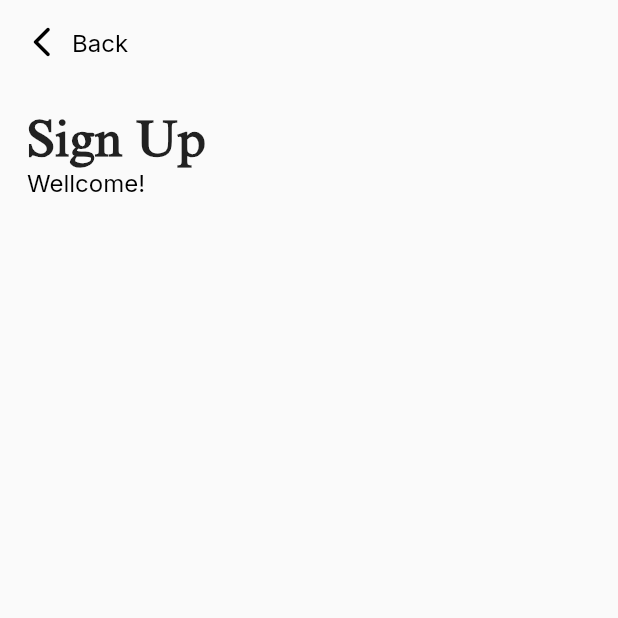
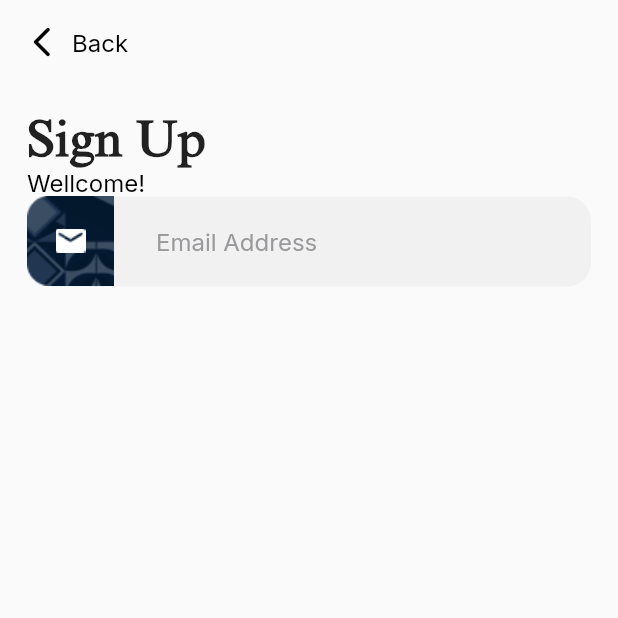
Before and after one commit to marufrobin/law, a Flutter app: the screen it shows after launch, on a phone screen of 412 x 824 dp, the top half of it. Run offline on Flutter 3.47's test engine with Material 2 defaults, Android fonts, the phone set to English and light mode, and no system bars; our stand-ins replace google_fonts.

Commit message:
email address textfield added

```diff
--- a/lib/authentication/signUpPage.dart
+++ b/lib/authentication/signUpPage.dart
@@ -2,7 +2,13 @@ import 'package:flutter/material.dart';
 import 'package:google_fonts/google_fonts.dart';
 
 class SignUpPageEnglish extends StatelessWidget {
-  const SignUpPageEnglish({Key? key}) : super(key: key);
+  SignUpPageEnglish({Key? key}) : super(key: key);
+  final _formKey = GlobalKey<FormState>();
+  TextEditingController emailController = TextEditingController();
+  TextEditingController userNameController = TextEditingController();
+  TextEditingController phoneNumberController = TextEditingController();
+  TextEditingController passwordController = TextEditingController();
+  TextEditingController confirmPasswordController = TextEditingController();
 
   @override
   Widget build(BuildContext context) {
@@ -15,6 +21,8 @@ class SignUpPageEnglish extends StatelessWidget {
         ),
         body: Container(
           margin: const EdgeInsets.all(18),
+          child: Form(
+            key: _formKey,
             child: Column(
               crossAxisAlignment: CrossAxisAlignment.start,
               children: [
@@ -34,10 +42,45 @@ class SignUpPageEnglish extends StatelessWidget {
                     fontWeight: FontWeight.w400,
                   ),
                 ),
+                Container(
+                  height: 60,
+                  decoration: BoxDecoration(
+                      color: Color(0xffF1F1F1),
+                      borderRadius: BorderRadius.circular(16)),
+                  child: TextFormField(
+                    controller: emailController,
+                    decoration: InputDecoration(
+                        border: OutlineInputBorder(borderSide: BorderSide.none),
+                        fillColor: Colors.grey,
+                        hintText: "Email Address",
+                        hintStyle: googleInterStyle(
+                            fntClr: Color(0xff9A9A9D), fntSiz: 16),
+                        icon: Stack(children: [
+                          Image.asset("images/bgForEmail.png"),
+                          Positioned(
+                              left: 19,
+                              top: 22,
+                              child: Image.asset(
+                                "images/emailIcon.png",
+                                height: 16,
+                                width: 20,
+                              ))
+                        ])),
+                  ),
+                )
               ],
             ),
           ),
         ),
+      ),
+    );
+  }
+
+  TextStyle googleInterStyle({Color? fntClr, double? fntSiz}) {
+    return GoogleFonts.inter(
+      color: fntClr,
+      fontSize: fntSiz,
+      fontWeight: FontWeight.w400,
     );
   }
 
--- a/pubspec.yaml
+++ b/pubspec.yaml
@@ -61,8 +61,8 @@ flutter:
   uses-material-design: true
 
   # To add assets to your application, add an assets section, like this:
-  # assets:
-  #   - images/a_dot_burr.jpeg
+  assets:
+    - images/
   #   - images/a_dot_ham.jpeg
 
   # An image asset can refer to one or more resolution-specific "variants", see
```
Also changed, not shown: images/bgForEmail.png (added), images/emailIcon.png (added). Lines whose indentation alone changed are shown as unchanged.
